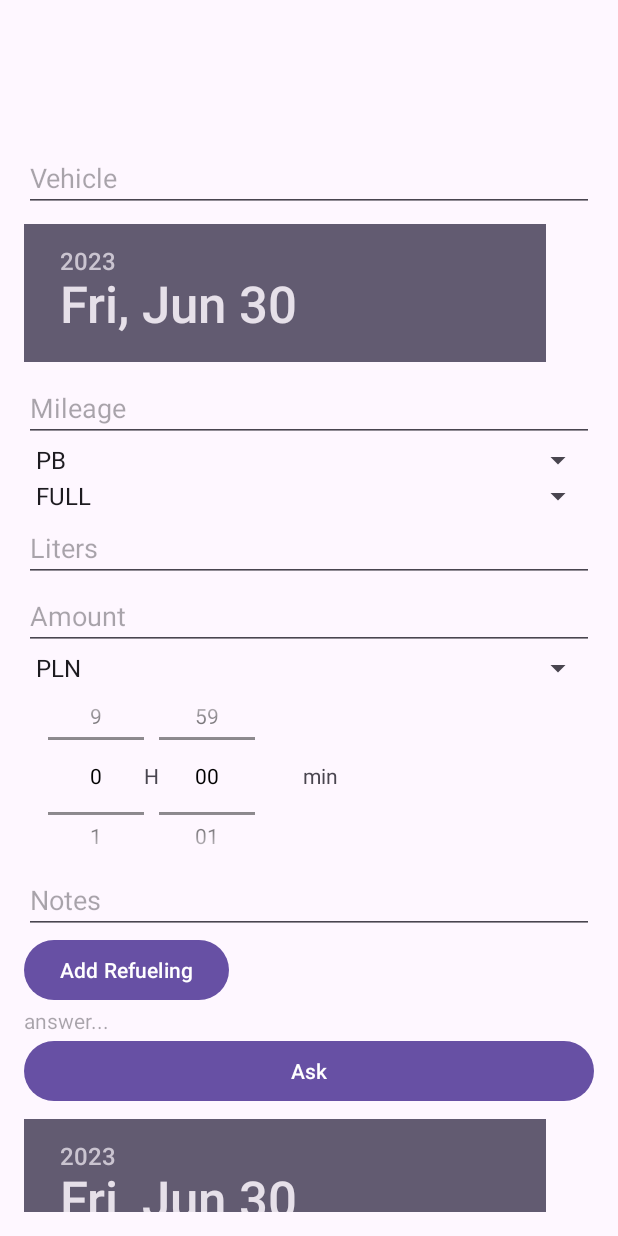
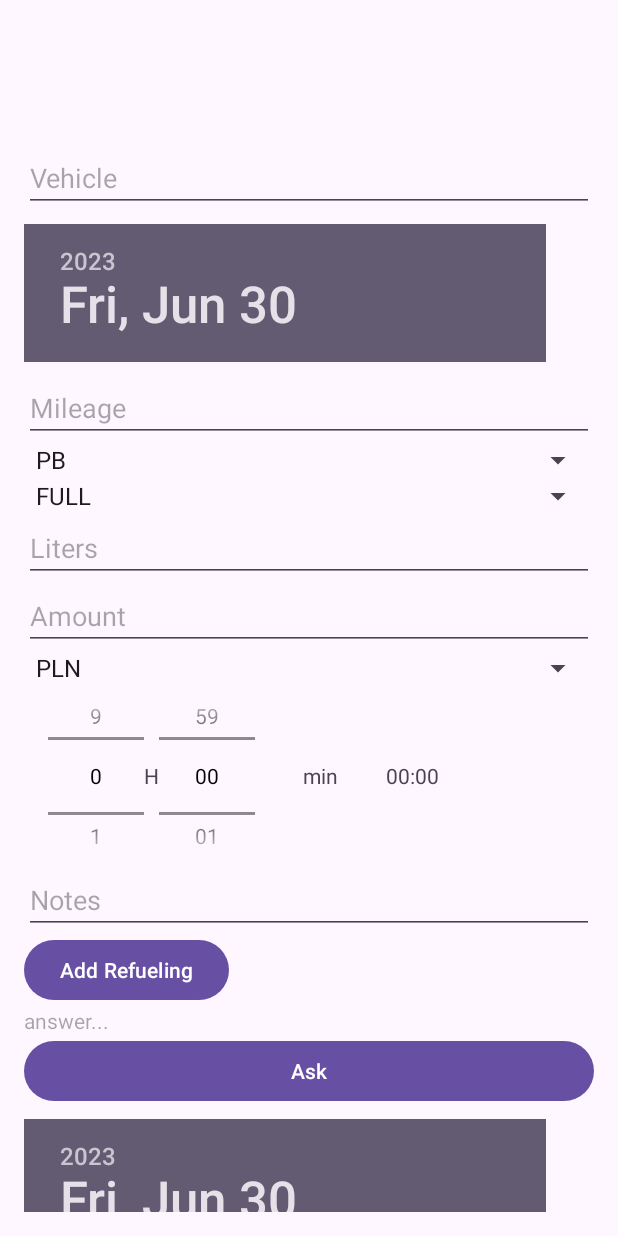
Before and after one commit to darekli/AS_FlexiFuel_Firebase_2023, an Android app: the screen it shows after launch (MainActivity), on a phone screen of 412 x 824 dp. Run offline under Robolectric (Android 15) with nearby library versions, the phone set to English and light mode, and no system bars; our stand-ins replace Firebase (no records; nobody signed in at launch, a user with empty details on screens opened directly).

Commit message:
timeworn added as a String: "8:27"

```diff
--- a/app/src/main/java/com/example/as_flexifuel_firebase_2023/MainActivity.java
+++ b/app/src/main/java/com/example/as_flexifuel_firebase_2023/MainActivity.java
@@ -47,7 +47,9 @@ public class MainActivity extends AppCompatActivity {
     private EditText litersEditText;
     private EditText amountEditText;
     private Spinner currencySpinner;
+    private TextView timeWornTextView;
     private EditText notesEditText;
+
     private Button addButton;
 
     private DatabaseReference refuelingsRef;
@@ -67,20 +69,7 @@ public class MainActivity extends AppCompatActivity {
 
 
         tv_answer_01 = findViewById(R.id.tv_answer_01);
-        // askDateDatePicker = findViewById(R.id.askDateDatePicker);
         buttonAsk = findViewById(R.id.button_ask);
-        np_number_hours = findViewById(R.id.np_number_hours);
-        np_number_hours.setMinValue(0);
-        np_number_hours.setMaxValue(9);
-        np_number_minutes = findViewById(R.id.np_number_minutes);
-        np_number_minutes.setMinValue(0);
-        np_number_minutes.setMaxValue(59);
-        np_number_minutes.setFormatter(new NumberPicker.Formatter() {
-            @Override
-            public String format(int i) {
-                return String.format("%02d", i);
-            }
-        });
         buttonAsk.setOnClickListener(new View.OnClickListener() {
             @Override
             public void onClick(View v) {
@@ -153,9 +142,39 @@ public class MainActivity extends AppCompatActivity {
             }
         };
         amountEditText.setFilters(new InputFilter[]{amountFilter});
+        currencySpinner = findViewById(R.id.currencySpinner);
 
 
-        currencySpinner = findViewById(R.id.currencySpinner);
+        np_number_hours = findViewById(R.id.np_number_hours);
+        np_number_hours.setMinValue(0);
+        np_number_hours.setMaxValue(9);
+        np_number_minutes = findViewById(R.id.np_number_minutes);
+        np_number_minutes.setMinValue(0);
+        np_number_minutes.setMaxValue(59);
+        np_number_minutes.setFormatter(new NumberPicker.Formatter() {
+            @Override
+            public String format(int i) {
+                return String.format("%02d", i);
+            }
+        });
+        int hours = np_number_hours.getValue();
+        int minutes = np_number_minutes.getValue();
+        int totalMinutes = hours * 60 + minutes;
+        timeWornTextView = findViewById(R.id.timeWornTextView);
+       // timeWornTextView.setText(totalMinutes);
+        np_number_hours.setOnValueChangedListener(new NumberPicker.OnValueChangeListener() {
+            @Override
+            public void onValueChange(NumberPicker picker, int oldVal, int newVal) {
+                updateTextView();
+            }
+        });
+        np_number_minutes.setOnValueChangedListener(new NumberPicker.OnValueChangeListener() {
+            @Override
+            public void onValueChange(NumberPicker picker, int oldVal, int newVal) {
+                updateTextView();
+            }
+        });
+
         notesEditText = findViewById(R.id.notesEditText);
 
         addButton = findViewById(R.id.addButton);
@@ -220,12 +239,13 @@ public class MainActivity extends AppCompatActivity {
         String liters = litersEditText.getText().toString().trim();
         String amount = amountEditText.getText().toString().trim();
         Currency currency = (Currency) currencySpinner.getSelectedItem();
+        String timeworn = timeWornTextView.getText().toString().trim();
         String notes = notesEditText.getText().toString().trim();
 
 
         String refuelingId = refuelingsRef.push().getKey();
         if (refuelingId != null) {
-            Refueling refueling = new Refueling(refuelingId, vehicle, date, mileage, fuelType, fuelFP, liters, amount, currency, notes);
+            Refueling refueling = new Refueling(refuelingId, vehicle, date, mileage, fuelType, fuelFP, liters, amount, currency, timeworn, notes);
             refuelingsRef.child(refuelingId).setValue(refueling)
                     .addOnSuccessListener(new OnSuccessListener<Void>() {
                         @Override
@@ -258,6 +278,7 @@ public class MainActivity extends AppCompatActivity {
         litersEditText.setText(refueling.getLiters());
         amountEditText.setText(refueling.getAmount());
         currencySpinner.setSelection(refueling.getCurrency().ordinal());
+        timeWornTextView.setText(refueling.getTimeworn());
         notesEditText.setText(refueling.getNotes());
 
     }
@@ -270,6 +291,7 @@ public class MainActivity extends AppCompatActivity {
         litersEditText.setText("");
         amountEditText.setText("");
         currencySpinner.setSelection(0);
+        timeWornTextView.setText("");
         notesEditText.setText("");
 
     }
@@ -566,6 +588,13 @@ public class MainActivity extends AppCompatActivity {
             }
         });
     }
+    private void updateTextView() {
+        int hours = np_number_hours.getValue();
+        int minutes = np_number_minutes.getValue();
+
+        String combinedValue = hours + ":" + minutes;
+        timeWornTextView.setText(combinedValue);
+    }
 
 
 }
--- a/app/src/main/java/com/example/as_flexifuel_firebase_2023/RefuelingAdapter.java
+++ b/app/src/main/java/com/example/as_flexifuel_firebase_2023/RefuelingAdapter.java
@@ -50,6 +50,7 @@ public class RefuelingAdapter extends RecyclerView.Adapter<RefuelingAdapter.Refu
         private TextView litersTextView;
         private TextView amountTextView;
         private TextView currencyTextView;
+        private TextView timeWornTextView;
         private TextView notesTextView;
 
         public RefuelingViewHolder(@NonNull View itemView, final OnItemClickListener listener) {
@@ -62,6 +63,7 @@ public class RefuelingAdapter extends RecyclerView.Adapter<RefuelingAdapter.Refu
             litersTextView = itemView.findViewById(R.id.litersTextView);
             amountTextView = itemView.findViewById(R.id.amountTextView);
             currencyTextView = itemView.findViewById(R.id.currencyTextView);
+            timeWornTextView = itemView.findViewById(R.id.timeWornTextView);
             notesTextView = itemView.findViewById(R.id.notesTextView);
 
             itemView.setOnClickListener(new View.OnClickListener() {
--- a/app/src/main/java/com/example/as_flexifuel_firebase_2023/RefuelingDao.java
+++ b/app/src/main/java/com/example/as_flexifuel_firebase_2023/RefuelingDao.java
@@ -20,11 +20,11 @@ public class RefuelingDao {
         dateFormat = new SimpleDateFormat("yyyy-MM-dd", Locale.getDefault());
     }
 
-    public void addRefueling(String vehicle, Calendar date,String mileage, FuelType fuelType, FuelFP fuelFP,String liters,String amount,Currency currency,String notes) {
+    public void addRefueling(String vehicle, Calendar date,String mileage, FuelType fuelType, FuelFP fuelFP,String liters,String amount,Currency currency,String timeWorn,String notes) {
         String id = refuelingsRef.push().getKey();
         String dateString = dateFormat.format(date.getTime());
 
-        Refueling refueling = new Refueling(id, vehicle, dateString,mileage, fuelType, fuelFP,liters,amount,currency, notes);
+        Refueling refueling = new Refueling(id, vehicle, dateString,mileage, fuelType, fuelFP,liters,amount,currency,timeWorn,notes);
         refuelingsRef.child(id).setValue(refueling);
     }
 }
--- a/app/src/main/res/layout/activity_main.xml
+++ b/app/src/main/res/layout/activity_main.xml
@@ -145,6 +145,13 @@
             android:layout_width="wrap_content"
             android:layout_height="wrap_content"
             android:text="min" />
+        <TextView
+            android:id="@+id/timeWornTextView"
+            android:layout_marginTop="50dp"
+            android:layout_marginLeft="32dp"
+            android:layout_width="wrap_content"
+            android:layout_height="wrap_content"
+            android:text="00:00" />
     </androidx.appcompat.widget.LinearLayoutCompat>
 
     <EditText
--- a/app/src/main/res/layout/item_refueling.xml
+++ b/app/src/main/res/layout/item_refueling.xml
@@ -53,6 +53,12 @@
         android:textSize="16sp"
         android:textStyle="bold" />
     <TextView
+        android:id="@+id/timeWornTextView"
+        android:layout_width="match_parent"
+        android:layout_height="wrap_content"
+        android:textSize="16sp"
+        android:textStyle="bold" />
+    <TextView
         android:id="@+id/notesTextView"
         android:layout_width="match_parent"
         android:layout_height="60dp"
```
Also changed, not shown: app/src/main/java/com/example/as_flexifuel_firebase_2023/Refueling.java (+11 -1 lines).
